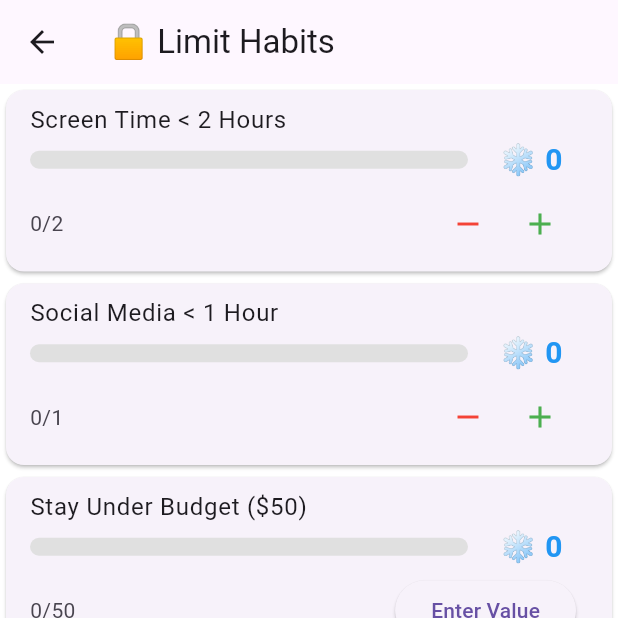
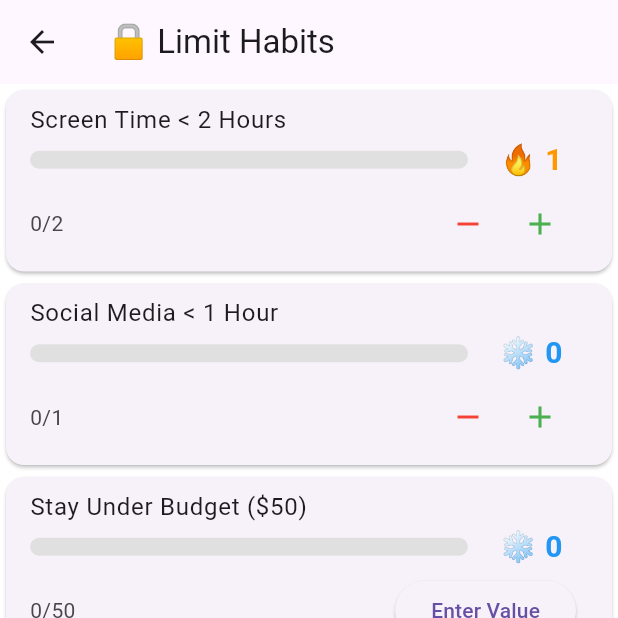
Before and after one commit to TechRaj/habit_tracker, a Flutter app: the LimitHabitsScreen screen opened directly, after a tap on the "remove" icon, on a phone screen of 412 x 824 dp, the top half of it. Run offline on Flutter 3.47's test engine with Material 3 defaults, Android fonts, the phone set to English and light mode, and no system bars; our stand-ins replace confetti, shared_preferences, vibration; accounts and stored records are empty.

Commit message:
Fix streak logic

```diff
--- a/lib/main.dart
+++ b/lib/main.dart
@@ -8,6 +8,8 @@ void main() {
 }
 
 class HabitTrackerApp extends StatelessWidget {
+  const HabitTrackerApp({super.key});
+
   @override
   Widget build(BuildContext context) {
     return MaterialApp(
@@ -23,6 +25,8 @@ class HabitTrackerApp extends StatelessWidget {
 }
 
 class HomePage extends StatefulWidget {
+  const HomePage({super.key});
+
   @override
   _HomePageState createState() => _HomePageState();
 }
--- a/lib/screens/limit_habits_screen.dart
+++ b/lib/screens/limit_habits_screen.dart
@@ -6,6 +6,8 @@ import 'package:confetti/confetti.dart';
 import 'package:vibration/vibration.dart';
 
 class LimitHabitsScreen extends StatefulWidget {
+  const LimitHabitsScreen({super.key});
+
   @override
   _LimitHabitsScreenState createState() => _LimitHabitsScreenState();
 }
@@ -45,13 +47,14 @@ class _LimitHabitsScreenState extends State<LimitHabitsScreen> {
 
   void checkAndResetHabits() async {
     SharedPreferences prefs = await SharedPreferences.getInstance();
-    String today = DateTime.now().toString().substring(0, 10);
+    String today = DateTime.now().toString().substring(0, 10); // YYYY-MM-DD
     String? lastSavedDate = prefs.getString('last_saved_date');
 
     if (lastSavedDate == null || lastSavedDate != today) {
       setState(() {
         for (var habit in habits) {
-          habit.progress = 0; // Reset progress for the new day
+          habit.progress = 0; // ✅ Reset progress
+          habit.isCompleted = false; // ✅ Reset completion flag
         }
       });
       prefs.setString('last_saved_date', today);
@@ -74,7 +77,10 @@ class _LimitHabitsScreenState extends State<LimitHabitsScreen> {
         habits[index].streak = 0; // ❌ Streak is broken
         _triggerFailureEffects();
       } else {
-        habits[index].isCompleted = true;
+        if (!habits[index].isCompleted) {
+          habits[index].streak += 1; // ✅ Streak increases only after 24h of success
+          habits[index].isCompleted = true;
+        }
       }
 
       _saveHabits();
@@ -84,9 +90,7 @@ class _LimitHabitsScreenState extends State<LimitHabitsScreen> {
   void _triggerFailureEffects() {
     _failConfettiController.play(); // 👎 Thumbs Down Effect
 
-    if (Vibration.hasVibrator() != null) {
-      Vibration.vibrate(duration: 500); // 🚨 Short vibration feedback
-    }
+    Vibration.vibrate(duration: 500); // 🚨 Short vibration feedback
 
     ScaffoldMessenger.of(context).showSnackBar(
       SnackBar(
@@ -98,8 +102,13 @@ class _LimitHabitsScreenState extends State<LimitHabitsScreen> {
   }
 
   void _incrementBooleanHabit(int index, int change) {
-    int newValue = habits[index].progress + change; // ✅ Allow exceeding goal
-    if (newValue < 0) newValue = 0; // Prevent negative values
+    int newValue = habits[index].progress + change;
+    if (newValue < 0) newValue = 0;
+
+    if (change < 0 && habits[index].streak > 0) {
+      habits[index].streak -= 1; // ✅ Reduce streak if they decrement progress
+    }
+
     _updateHabitProgress(index, newValue);
   }
 
@@ -391,8 +400,8 @@ class _LimitHabitsScreenState extends State<LimitHabitsScreen> {
       ),
       floatingActionButton: FloatingActionButton(
         onPressed: _showAddHabitDialog,
+        tooltip: "Add New Habit",
         child: Icon(Icons.add),
-        tooltip: "Add New Habit",
       ),
     );
   }
--- a/lib/screens/main_screen.dart
+++ b/lib/screens/main_screen.dart
@@ -4,6 +4,8 @@ import 'dart:convert';
 import '../models/habit.dart';
 
 class MainScreen extends StatefulWidget {
+  const MainScreen({super.key});
+
   @override
   _MainScreenState createState() => _MainScreenState();
 }
@@ -70,7 +72,7 @@ class _MainScreenState extends State<MainScreen> {
     prefs.setStringList('weeklyHistory', weeklyHistory);
 
     // ✅ Ensure weeklyProgressGraph updates AFTER saving history
-    this.weeklyProgressGraph = weeklyHistory.map((day) => day == '🟢' ? '🔵' : '⚪').join('');
+    weeklyProgressGraph = weeklyHistory.map((day) => day == '🟢' ? '🔵' : '⚪').join('');
 
     // ✅ Weekly Completion Rate
     int weeklyCompleted = weeklyHistory.where((day) => day == '🟢').length;
@@ -88,7 +90,7 @@ class _MainScreenState extends State<MainScreen> {
       mostConsistentHabit = topHabit;
       this.weeklyCompletionRate = weeklyCompletionRate;
       this.consistencyScore = consistencyScore;
-      this.emojiGraph = "📅 Past 7 Days: " + weeklyHistory.join(' '); // 🔥 Assign to class variable
+      emojiGraph = "📅 Past 7 Days: ${weeklyHistory.join(' ')}"; // 🔥 Assign to class variable
     });
   }
 
```
Also changed, not shown: lib/screens/power_habits_screen.dart (+28 -11 lines), pubspec.lock, 17 other files.
